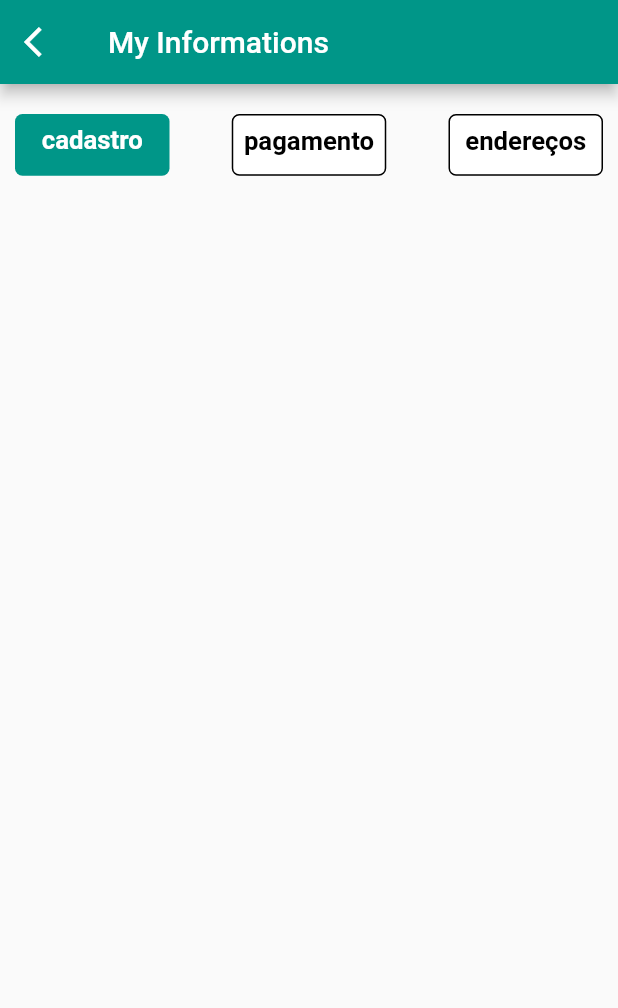
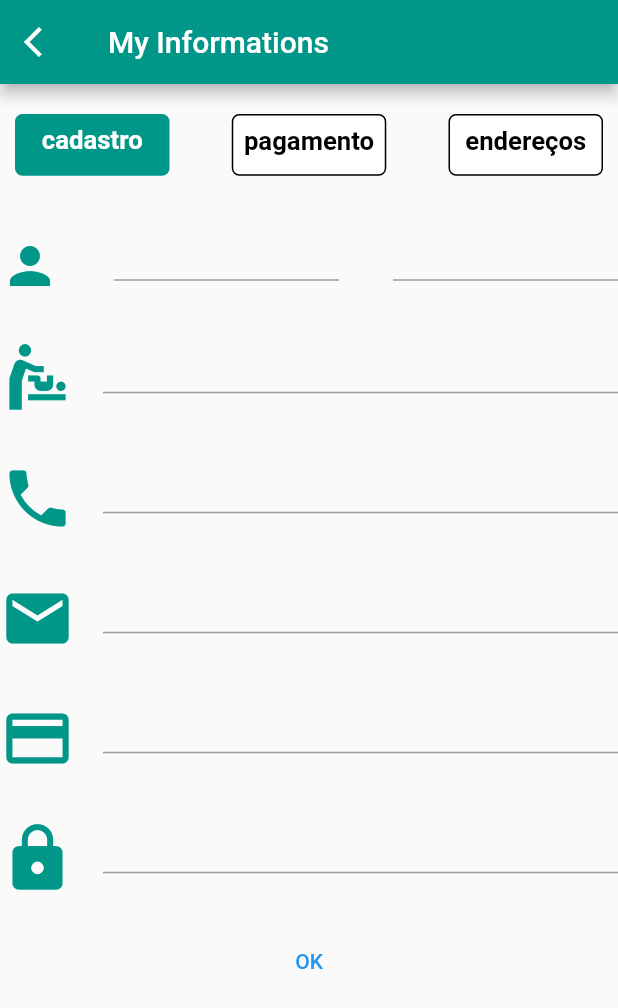
Before and after one commit to clenilsonsilva/burger_app, a Flutter app: the screen it shows after launch, in the side drawer, after a tap on "My Account", on a phone screen of 412 x 824 dp. Shown: the top 1008 px of the screen. Run offline on Flutter 3.47's test engine with Material 2 defaults, Android fonts, the phone set to English and light mode, and no system bars; our stand-ins replace flutter_rating_bar.

Commit message:
05/12/22

```diff
--- a/lib/screens/drawerpage/myaccount.dart
+++ b/lib/screens/drawerpage/myaccount.dart
@@ -1,5 +1,7 @@
 import 'package:flutter/material.dart';
 import 'package:flutter_cep/widgets/Cpe.dart';
+
+import '../../widgets/cadastro.dart';
 
 class MyAccount extends StatelessWidget {
   //drawer informacoes do usuario
@@ -32,6 +34,8 @@ class MyAccount extends StatelessWidget {
         scrollDirection: Axis.vertical,
         slivers: [
           Cadastro(height: size.height, width: size.width),
+          CadastroBody(height: size.height, width: size.width),
+
 
         ],
       ),
--- a/lib/widgets/Cpe.dart
+++ b/lib/widgets/Cpe.dart
@@ -9,9 +9,6 @@ class Cadastro extends StatelessWidget {
   @override
   Widget build(BuildContext context) {
     return SliverToBoxAdapter(
-      child: SizedBox(
-        width: width,
-        height: height,
       child: Column(
         mainAxisAlignment: MainAxisAlignment.start,
         children: [
@@ -112,7 +109,6 @@ class Cadastro extends StatelessWidget {
           ),
         ],
       ),
-      ),
     );
   }
 }
--- /dev/null
+++ b/lib/widgets/cadastro.dart
@@ -0,0 +1,146 @@
+import 'package:flutter/material.dart';
+
+class CadastroBody extends StatelessWidget {
+  //widget da drawerpage cadastro pagamento enderecos
+  final double width, height;
+  final nome = TextEditingController();
+  final sobrenome = TextEditingController();
+  final nascimento = TextEditingController();
+  final celular = TextEditingController();
+  final email = TextEditingController();
+  final cpf = TextEditingController();
+  final novasenha = TextEditingController();
+  CadastroBody({super.key, required this.height, required this.width});
+
+  @override
+  Widget build(BuildContext context) {
+    return SliverToBoxAdapter(
+      child: Column(
+        mainAxisAlignment: MainAxisAlignment.start,
+        children: [
+          Row(
+            mainAxisAlignment: MainAxisAlignment.spaceBetween,
+            children: [
+              const Icon(
+                Icons.person,
+                size: 40,
+                color: Colors.teal,
+              ),
+              SizedBox(
+                height: 20,
+                width: 150,
+                child: TextFormField(
+                  controller: nome,
+                ),
+              ),
+              SizedBox(
+                height: 20,
+                width: 150,
+                child: TextFormField(
+                  controller: sobrenome,
+                ),
+              )
+            ],
+          ),
+          const SizedBox(height: 30),
+          Row(
+            mainAxisAlignment: MainAxisAlignment.spaceBetween,
+            children: [
+              const Icon(
+                Icons.baby_changing_station,
+                size: 50,
+                color: Colors.teal,
+              ),
+              SizedBox(
+                height: 20,
+                width: width / 1.2,
+                child: TextFormField(
+                  controller: nascimento,
+                ),
+              ),
+            ],
+          ),
+          const SizedBox(height: 30),
+          Row(
+            mainAxisAlignment: MainAxisAlignment.spaceBetween,
+            children: [
+              const Icon(
+                Icons.phone,
+                size: 50,
+                color: Colors.teal,
+              ),
+              SizedBox(
+                height: 20,
+                width: width / 1.2,
+                child: TextFormField(
+                  controller: celular,
+                ),
+              ),
+            ],
+          ),
+          const SizedBox(height: 30),
+          Row(
+            mainAxisAlignment: MainAxisAlignment.spaceBetween,
+            children: [
+              const Icon(
+                Icons.email,
+                size: 50,
+                color: Colors.teal,
+              ),
+              SizedBox(
+                height: 20,
+                width: width / 1.2,
+                child: TextFormField(
+                  controller: email,
+                ),
+              ),
+            ],
+          ),
+          const SizedBox(height: 30),
+          Row(
+            mainAxisAlignment: MainAxisAlignment.spaceBetween,
+            children: [
+              const Icon(
+                Icons.credit_card,
+                size: 50,
+                color: Colors.teal,
+              ),
+              SizedBox(
+                height: 20,
+                width: width / 1.2,
+                child: TextFormField(
+                  controller: cpf,
+                ),
+              ),
+            ],
+          ),
+          const SizedBox(height: 30),
+          Row(
+            mainAxisAlignment: MainAxisAlignment.spaceBetween,
+            children: [
+              const Icon(
+                Icons.lock,
+                size: 50,
+                color: Colors.teal,
+              ),
+              SizedBox(
+                height: 20,
+                width: width / 1.2,
+                child: TextFormField(
+                  controller: novasenha,
+                ),
+              ),
+            ],
+          ),
+          Padding(
+            padding: EdgeInsets.symmetric(vertical: 20, horizontal: 20),
+            child: TextButton(
+              onPressed: () {},
+              child: Text('OK'),
+            ),
+          )
+        ],
+      ),
+    );
+  }
+}
--- a/pubspec.yaml
+++ b/pubspec.yaml
@@ -18,7 +18,7 @@ publish_to: 'none' # Remove this line if you wish to publish to pub.dev
 version: 1.0.0+1
 
 environment:
-  sdk: ">=2.17.5 <3.0.0"
+  sdk: ">=2.17.5 <3.3.9"
 
 # Dependencies specify other packages that your package needs in order to work.
 # To automatically upgrade your package dependencies to the latest versions
```
Lines whose indentation alone changed are shown as unchanged.
